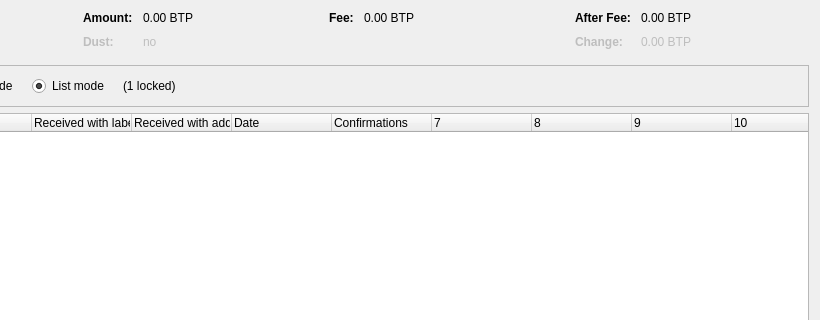
Betchip/Betchip, file src/qt/forms/coincontroldialog.ui: the form before one commit; both pictures show x 180 to 1000 and y 0 to 320 of the 1000 by 500 pixel window.
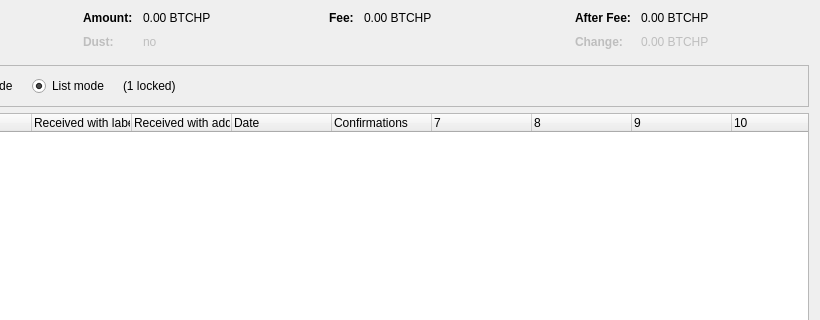
The form after the commit. Custom widgets are drawn as their Qt base class.

Commit message: renamed symbol btp to btchp & adjusted mining reward

What changed in the file:
```diff
--- a/src/qt/forms/coincontroldialog.ui
+++ b/src/qt/forms/coincontroldialog.ui
@@ -132,7 +132,7 @@
           <enum>Qt::ActionsContextMenu</enum>
          </property>
          <property name="text">
-          <string notr="true">0.00 BTP</string>
+          <string notr="true">0.00 BTCHP</string>
          </property>
          <property name="textInteractionFlags">
           <set>Qt::LinksAccessibleByMouse|Qt::TextSelectableByKeyboard|Qt::TextSelectableByMouse</set>
@@ -212,7 +212,7 @@
           <enum>Qt::ActionsContextMenu</enum>
          </property>
          <property name="text">
-          <string notr="true">0.00 BTP</string>
+          <string notr="true">0.00 BTCHP</string>
          </property>
          <property name="textInteractionFlags">
           <set>Qt::LinksAccessibleByMouse|Qt::TextSelectableByKeyboard|Qt::TextSelectableByMouse</set>
@@ -257,7 +257,7 @@
           <enum>Qt::ActionsContextMenu</enum>
          </property>
          <property name="text">
-          <string notr="true">0.00 BTP</string>
+          <string notr="true">0.00 BTCHP</string>
          </property>
          <property name="textInteractionFlags">
           <set>Qt::LinksAccessibleByMouse|Qt::TextSelectableByKeyboard|Qt::TextSelectableByMouse</set>
@@ -292,7 +292,7 @@
           <enum>Qt::ActionsContextMenu</enum>
          </property>
          <property name="text">
-          <string notr="true">0.00 BTP</string>
+          <string notr="true">0.00 BTCHP</string>
          </property>
          <property name="textInteractionFlags">
           <set>Qt::LinksAccessibleByMouse|Qt::TextSelectableByKeyboard|Qt::TextSelectableByMouse</set>
```
The commit also changes 65 other files.
